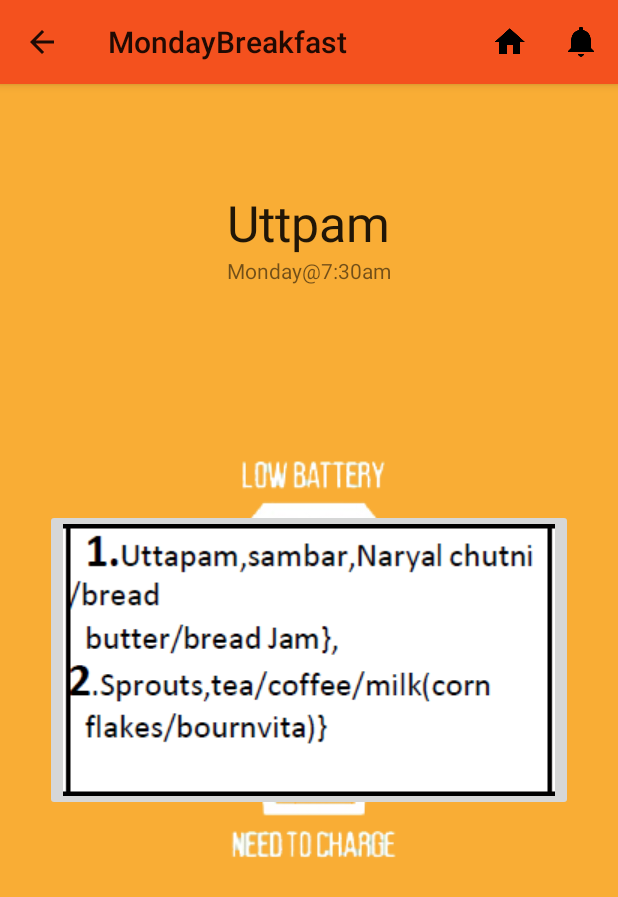
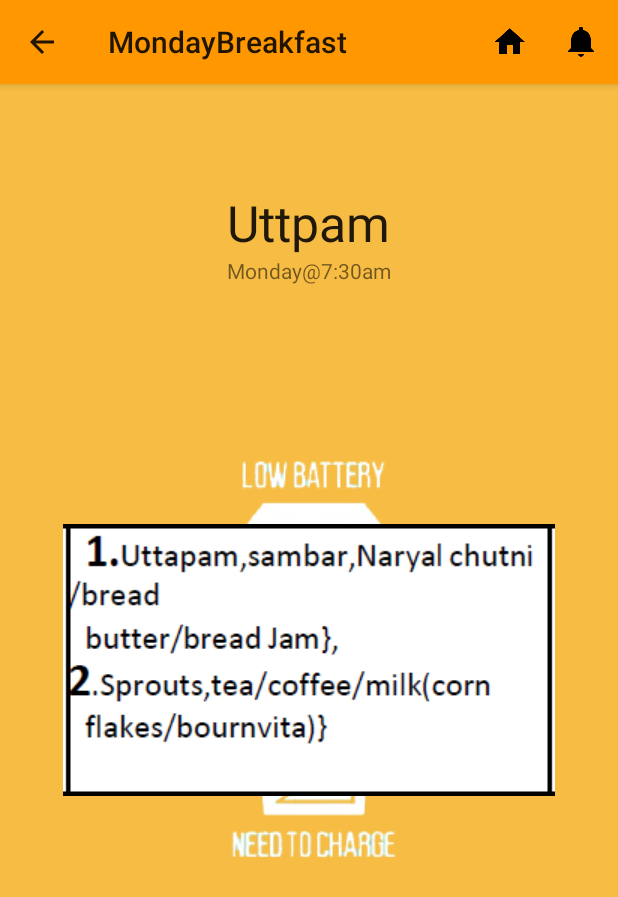
Before and after one commit to DamienDigvijay/MessDL, an Android app: the MondayBreakfast screen opened directly, with no data from a screen before it, on a phone screen of 412 x 824 dp. Shown: the top 897 px of the screen. Run offline under Robolectric (Android 15) with nearby library versions, the phone set to English and light mode, and no system bars.

Commit message:
changes yo

```diff
--- a/app/src/main/java/com/devilcity/messdl/MainActivity.java
+++ b/app/src/main/java/com/devilcity/messdl/MainActivity.java
@@ -18,7 +18,7 @@ public class MainActivity extends ActionBarActivity {
         int day = calendar.get(Calendar.DAY_OF_WEEK);
         int hour = calendar.get(Calendar.HOUR_OF_DAY);
         int min = calendar.get(Calendar.MINUTE);
-        //.asshoiel
+
 
         if(day == Calendar.MONDAY) {
             if (hour >= 0 && hour < 9) {
--- a/app/src/main/res/layout/activity_monday_breakfast.xml
+++ b/app/src/main/res/layout/activity_monday_breakfast.xml
@@ -35,8 +35,8 @@
         android:text="@string/monday_01_time"
         android:textAppearance="?android:attr/textAppearanceSmall" />
 
-    <ImageButton
-        android:id="@+id/imageButton"
+    <ImageView
+        android:id="@+id/imageView2"
         android:layout_width="wrap_content"
         android:layout_height="wrap_content"
         android:layout_centerHorizontal="true"
--- a/app/src/main/res/values/colors.xml
+++ b/app/src/main/res/values/colors.xml
@@ -1,6 +1,6 @@
 <?xml version="1.0" encoding="utf-8"?>
 <resources>
     <color name="apptheme00_color">#b71c1c</color>
-    <color name="ColorPrimary">#f4511e</color>
+    <color name="ColorPrimary">#ff9800</color>
     <color name="ColorPrimaryDark">#000000</color>
 </resources>
```
Also changed, not shown: app/src/main/java/com/devilcity/messdl/WednesdayBreakfast.java (+4 -5 lines), app/src/main/res/drawable-hdpi/background.png, app/src/main/res/drawable-mdpi/background.png, app/src/main/res/drawable-xhdpi/background.png, app/src/main/res/drawable-xxhdpi/background.png, app/src/main/res/drawable/background.png.
